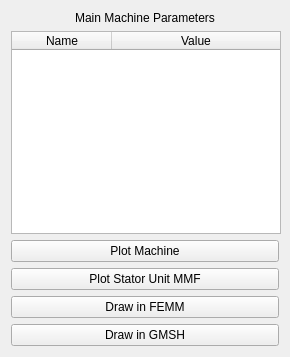
Old version of the form pyleecan/GUI/Dialog/DMachineSetup/SPreview/WMachineTable/WMachineTable.ui in the repository Eomys/pyleecan.
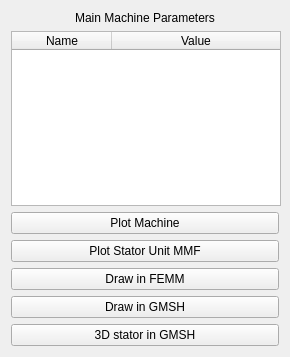
New version of the form.

Commit message: [NF] 3D stator in GMSH in GUI

Diff of the .ui file:
```diff
--- a/pyleecan/GUI/Dialog/DMachineSetup/SPreview/WMachineTable/WMachineTable.ui
+++ b/pyleecan/GUI/Dialog/DMachineSetup/SPreview/WMachineTable/WMachineTable.ui
@@ -117,6 +117,13 @@
      </property>
     </widget>
    </item>
+   <item>
+    <widget class="QPushButton" name="b_GMSH_3D">
+     <property name="text">
+      <string>3D stator in GMSH</string>
+     </property>
+    </widget>
+   </item>
   </layout>
  </widget>
  <resources>
```
The commit also changes 2 other files.
